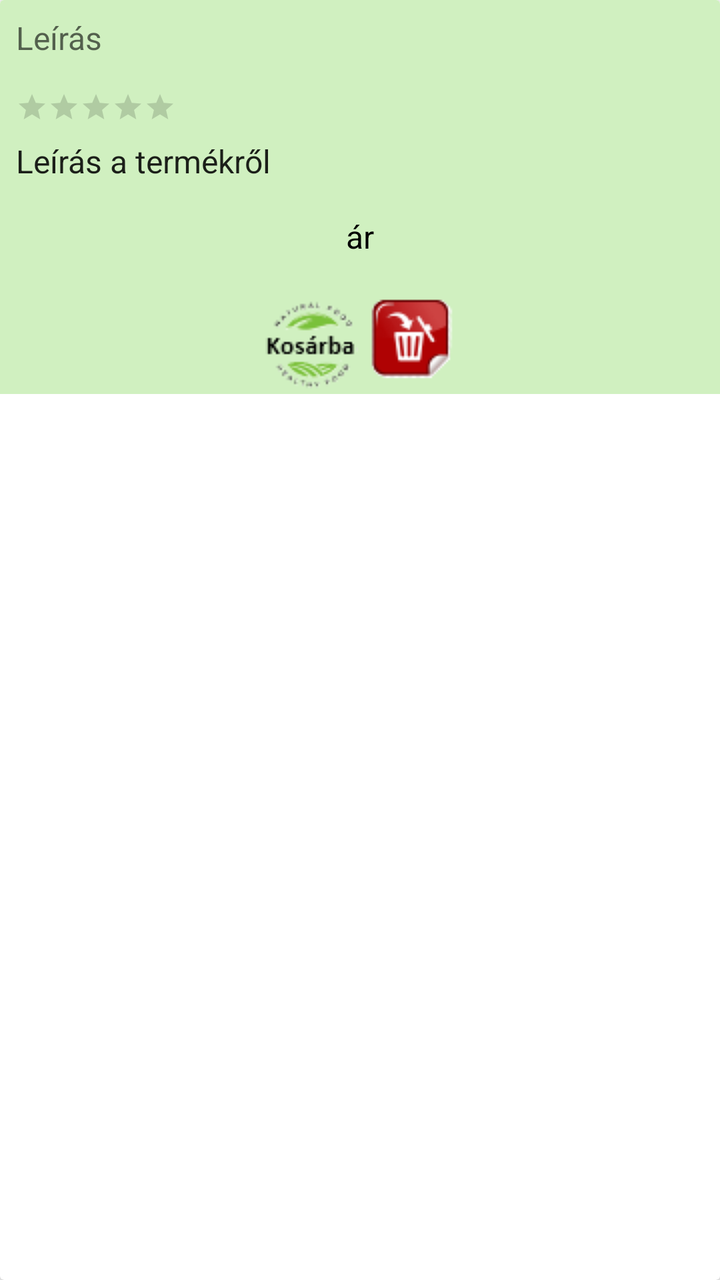
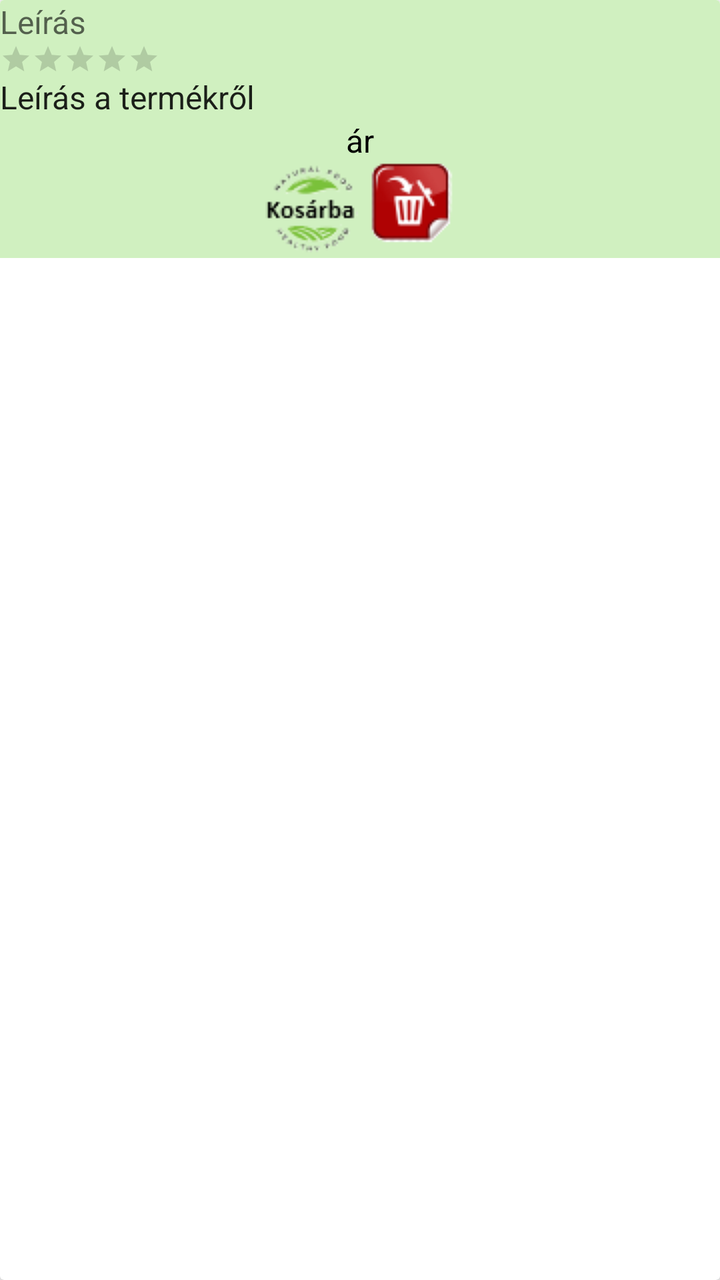

Compare the two renders of this Android layout. The source of the first and the diff that turns it into the second are given below.
<!-- AndroidManifest.xml: application theme Theme.BioShop -->
<!-- res/layout/item_list.xml -->
<?xml version="1.0" encoding="utf-8"?>
<androidx.cardview.widget.CardView xmlns:android="http://schemas.android.com/apk/res/android"
    android:layout_width="match_parent"
    android:layout_height="wrap_content"
    android:background="@color/bc_color"
    android:layout_margin="8dp"
    android:elevation="4dp"
    android:radius="8dp">

    <RelativeLayout
        android:layout_width="match_parent"
        android:layout_height="wrap_content"
        android:background="@color/item_list_color"
        >

        <ImageView
            android:id="@+id/itemImage"
            android:layout_width="match_parent"
            android:layout_height="wrap_content"
            android:adjustViewBounds="true"

            />

        <TextView
            android:id="@+id/itemTitle"
            style="@style/ItemDetailText"
            android:layout_width="wrap_content"
            android:layout_height="wrap_content"
            android:layout_below="@id/itemImage"
            android:padding="8dp"
            android:text="@string/item_placeholder"
            android:textColor="?android:textColorSecondary" />

        <RatingBar
            android:id="@+id/ratingBar"
            style="@android:style/Widget.DeviceDefault.Light.RatingBar.Small"
            android:layout_width="wrap_content"
            android:layout_height="wrap_content"
            android:layout_below="@id/itemTitle"
            android:layout_marginStart="8dp"
            android:layout_marginTop="8dp"
            android:isIndicator="true" />

        <TextView
            android:id="@+id/subTitle"
            style="@style/ItemDetailText"
            android:layout_width="wrap_content"
            android:layout_height="wrap_content"
            android:layout_below="@id/ratingBar"
            android:padding="8dp"
            android:text="@string/item_info_placeholder" />
        <TextView
            android:id="@+id/quantityText"
            android:layout_width="wrap_content"
            android:layout_height="wrap_content"
            android:text="Mennyiség: 1 db"
            android:visibility="gone"
            android:textStyle="bold"
            android:layout_marginTop="4dp"/>

        <TextView
            android:id="@+id/price"
            style="@style/ItemDetailText"
            android:layout_width="wrap_content"
            android:layout_height="wrap_content"
            android:layout_below="@id/subTitle"
            android:layout_marginBottom="12dp"
            android:padding="8dp"
            android:text="ár"
            android:textColor="@color/black"
            android:layout_centerHorizontal="true"/>

        <LinearLayout
            android:layout_width="wrap_content"
            android:layout_height="wrap_content"
            android:layout_below="@+id/price"
            android:layout_centerHorizontal="true"
            >
        <ImageButton
            android:id="@+id/add_to_kosar"
            android:layout_width="wrap_content"
            android:layout_height="wrap_content"

            android:background="@drawable/bioshop_vagott"
            />
            <ImageButton
                android:id="@+id/delete"
                android:layout_width="wrap_content"
                android:layout_height="wrap_content"
                android:background="@drawable/delete"
                />

    </LinearLayout>

    </RelativeLayout>


</androidx.cardview.widget.CardView>
<!-- resources referenced by this layout -->
<resources>
  <color name="bc_color">#D0F0C0</color>
  <color name="black">#FF000000</color>
  <color name="item_list_color">#D0F0C0</color>
  <!-- drawable bioshop_vagott: png bitmap (drawable, 3644 bytes) -->
  <!-- drawable delete: png bitmap (drawable, 2908 bytes) -->
  <string name="item_info_placeholder">Leírás a termékről</string>
  <string name="item_placeholder">Leírás</string>
  <style name="ItemDetailText" parent="TextAppearance.AppCompat.Subhead" />
  <style name="Theme.BioShop" parent="Base.Theme.BioShop" />
  <style name="Base.Theme.BioShop" parent="Theme.MaterialComponents.Light.DarkActionBar">
          
          <item name="colorPrimary">@color/green</item>
          <item name="colorOnPrimary">@color/white</item>
      </style>
  <color name="green">#5DBB63</color>
  <color name="white">#FFFFFFFF</color>
</resources>

<!-- the commit's change to res/layout/item_list.xml (unified diff, before → after) -->
@@ -4,8 +4,7 @@
     android:layout_height="wrap_content"
     android:background="@color/bc_color"
     android:layout_margin="8dp"
-    android:elevation="4dp"
-    android:radius="8dp">
+    >
 
     <RelativeLayout
         android:layout_width="match_parent"
@@ -27,7 +26,7 @@
             android:layout_width="wrap_content"
             android:layout_height="wrap_content"
             android:layout_below="@id/itemImage"
-            android:padding="8dp"
+
             android:text="@string/item_placeholder"
             android:textColor="?android:textColorSecondary" />
 
@@ -37,8 +36,7 @@
             android:layout_width="wrap_content"
             android:layout_height="wrap_content"
             android:layout_below="@id/itemTitle"
-            android:layout_marginStart="8dp"
-            android:layout_marginTop="8dp"
+
             android:isIndicator="true" />
 
         <TextView
@@ -47,7 +45,7 @@
             android:layout_width="wrap_content"
             android:layout_height="wrap_content"
             android:layout_below="@id/ratingBar"
-            android:padding="8dp"
+
             android:text="@string/item_info_placeholder" />
         <TextView
             android:id="@+id/quantityText"
@@ -64,8 +62,8 @@
             android:layout_width="wrap_content"
             android:layout_height="wrap_content"
             android:layout_below="@id/subTitle"
-            android:layout_marginBottom="12dp"
-            android:padding="8dp"
+
+
             android:text="ár"
             android:textColor="@color/black"
             android:layout_centerHorizontal="true"/>
